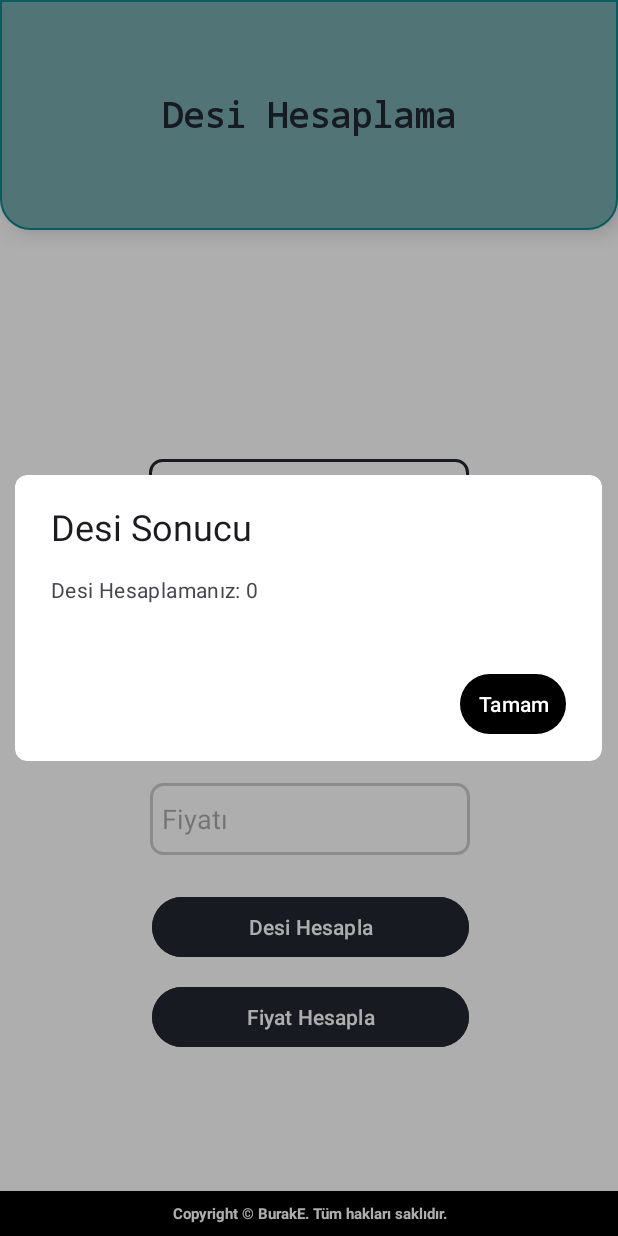
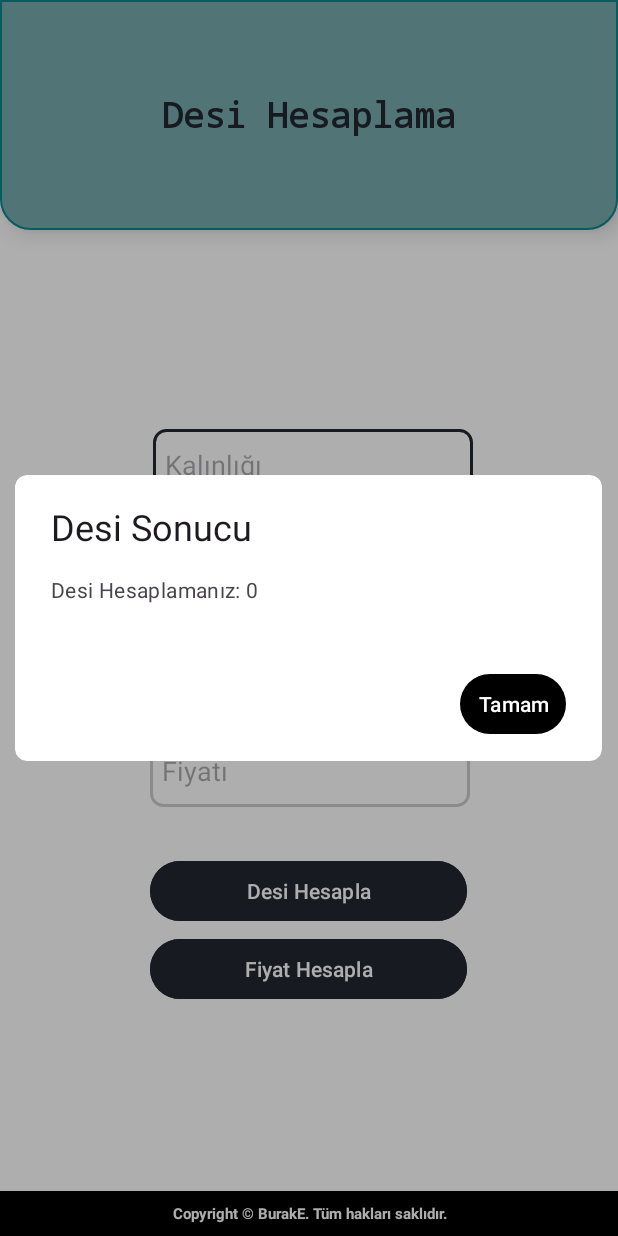
Before and after one commit to burake0/desi_hesaplayici, an Android app: the screen it shows after launch (MainActivity), after a tap on "Desi Hesapla", on a phone screen of 412 x 824 dp. Run offline under Robolectric (Android 15) with nearby library versions, the phone set to English and light mode, and no system bars.

Commit message:
Bug Fixed: Deci Result and EditTexts Margins

```diff
--- a/app/src/main/java/com/example/desihesaplama/MainActivity.kt
+++ b/app/src/main/java/com/example/desihesaplama/MainActivity.kt
@@ -36,7 +36,7 @@ class MainActivity : AppCompatActivity() {
             val height = heightEditText.text.toString().toIntOrNull() ?: 0
             val desiHeader = "Desi Sonucu"
 
-            result = (thickness * width * height)
+            result = (thickness * width * height) / 100
             showAlertDialog(desiHeader, result)
         }
 
--- a/app/src/main/res/layout/activity_main.xml
+++ b/app/src/main/res/layout/activity_main.xml
@@ -13,7 +13,7 @@
         android:id="@+id/textView3"
         android:layout_width="match_parent"
         android:layout_height="153dp"
-        android:layout_marginBottom="20dp"
+        android:layout_marginBottom="32dp"
         android:background="@drawable/rounded_corner_background"
         android:elevation="10dp"
         android:fontFamily="monospace"
@@ -33,7 +33,7 @@
         android:id="@+id/thickness"
         android:layout_width="wrap_content"
         android:layout_height="48dp"
-        android:layout_marginBottom="24dp"
+        android:layout_marginBottom="20dp"
         android:background="@drawable/edittext_view"
         android:ems="10"
         android:hint="@string/kal_nl"
@@ -42,60 +42,14 @@
         android:padding="8dp"
         app:layout_constraintBottom_toTopOf="@+id/width"
         app:layout_constraintEnd_toEndOf="parent"
-        app:layout_constraintStart_toStartOf="parent"
-        app:layout_constraintTop_toTopOf="parent"
-        app:layout_constraintVertical_bias="1.0" />
-
-    <EditText
-        android:id="@+id/width"
-        android:layout_width="wrap_content"
-        android:layout_height="48dp"
-        android:layout_marginBottom="24dp"
-        android:background="@drawable/edittext_view"
-        android:ems="10"
-        android:hint="@string/eni"
-        android:importantForAutofill="no"
-        android:inputType="number"
-        android:padding="8dp"
-        app:layout_constraintBottom_toTopOf="@+id/height"
-        app:layout_constraintEnd_toEndOf="parent"
-        app:layout_constraintHorizontal_bias="0.502"
-        app:layout_constraintStart_toStartOf="parent" />
-
-    <Button
-        android:id="@+id/button2"
-        android:layout_width="211dp"
-        android:layout_height="48dp"
-        android:layout_marginStart="100dp"
-        android:layout_marginBottom="12dp"
-        android:backgroundTint="#222831"
-        android:elevation="10dp"
-        android:text="@string/desi_hesapla"
-        app:layout_constraintBottom_toTopOf="@+id/button"
-        app:layout_constraintEnd_toEndOf="@+id/price"
-        app:layout_constraintStart_toStartOf="parent" />
-
-    <EditText
-        android:id="@+id/height"
-        android:layout_width="wrap_content"
-        android:layout_height="48dp"
-        android:layout_marginBottom="24dp"
-        android:background="@drawable/edittext_view"
-        android:ems="10"
-        android:hint="@string/boyu"
-        android:importantForAutofill="no"
-        android:inputType="number"
-        android:padding="8dp"
-        app:layout_constraintBottom_toTopOf="@+id/price"
-        app:layout_constraintEnd_toEndOf="parent"
-        app:layout_constraintHorizontal_bias="0.502"
+        app:layout_constraintHorizontal_bias="0.512"
         app:layout_constraintStart_toStartOf="parent" />
 
     <EditText
         android:id="@+id/price"
         android:layout_width="wrap_content"
         android:layout_height="48dp"
-        android:layout_marginBottom="24dp"
+        android:layout_marginBottom="32dp"
         android:background="@drawable/edittext_view"
         android:ems="10"
         android:hint="@string/fiyat"
@@ -106,6 +60,64 @@
         app:layout_constraintHorizontal_bias="0.502"
         app:layout_constraintStart_toStartOf="parent"
         tools:ignore="HardcodedText" />
+
+    <EditText
+        android:id="@+id/width"
+        android:layout_width="wrap_content"
+        android:layout_height="48dp"
+        android:layout_marginBottom="20dp"
+        android:background="@drawable/edittext_view"
+        android:ems="10"
+        android:hint="@string/eni"
+        android:importantForAutofill="no"
+        android:inputType="number"
+        android:padding="8dp"
+        app:layout_constraintBottom_toTopOf="@+id/height"
+        app:layout_constraintEnd_toEndOf="parent"
+        app:layout_constraintHorizontal_bias="0.512"
+        app:layout_constraintStart_toStartOf="parent" />
+
+    <Button
+        android:id="@+id/button"
+        android:layout_width="211dp"
+        android:layout_height="48dp"
+        android:layout_marginBottom="124dp"
+        android:backgroundTint="#222831"
+        android:text="@string/fiyat_hesapla"
+        app:layout_constraintBottom_toTopOf="@+id/textView4"
+        app:layout_constraintEnd_toEndOf="@+id/button2"
+        app:layout_constraintHorizontal_bias="1.0"
+        app:layout_constraintStart_toStartOf="parent" />
+
+    <EditText
+        android:id="@+id/height"
+        android:layout_width="wrap_content"
+        android:layout_height="48dp"
+        android:layout_marginBottom="20dp"
+        android:background="@drawable/edittext_view"
+        android:ems="10"
+        android:hint="@string/boyu"
+        android:importantForAutofill="no"
+        android:inputType="number"
+        android:padding="8dp"
+        app:layout_constraintBottom_toTopOf="@+id/price"
+        app:layout_constraintEnd_toEndOf="parent"
+        app:layout_constraintHorizontal_bias="0.497"
+        app:layout_constraintStart_toStartOf="parent" />
+
+    <Button
+        android:id="@+id/button2"
+        android:layout_width="211dp"
+        android:layout_height="48dp"
+        android:layout_marginStart="100dp"
+        android:layout_marginBottom="4dp"
+        android:backgroundTint="#222831"
+        android:elevation="10dp"
+        android:text="@string/desi_hesapla"
+        app:layout_constraintBottom_toTopOf="@+id/button"
+        app:layout_constraintEnd_toEndOf="@+id/price"
+        app:layout_constraintHorizontal_bias="0.0"
+        app:layout_constraintStart_toStartOf="parent" />
 
     <TextView
         android:id="@+id/textView4"
@@ -123,16 +135,4 @@
         app:layout_constraintStart_toStartOf="parent"
         tools:ignore="SmallSp,TextSizeCheck" />
 
-    <Button
-        android:id="@+id/button"
-        android:layout_width="211dp"
-        android:layout_height="48dp"
-        android:layout_marginBottom="92dp"
-        android:backgroundTint="#222831"
-        android:text="@string/fiyat_hesapla"
-        app:layout_constraintBottom_toTopOf="@+id/textView4"
-        app:layout_constraintEnd_toEndOf="@+id/button2"
-        app:layout_constraintHorizontal_bias="1.0"
-        app:layout_constraintStart_toStartOf="parent" />
-
 </androidx.constraintlayout.widget.ConstraintLayout>
```
